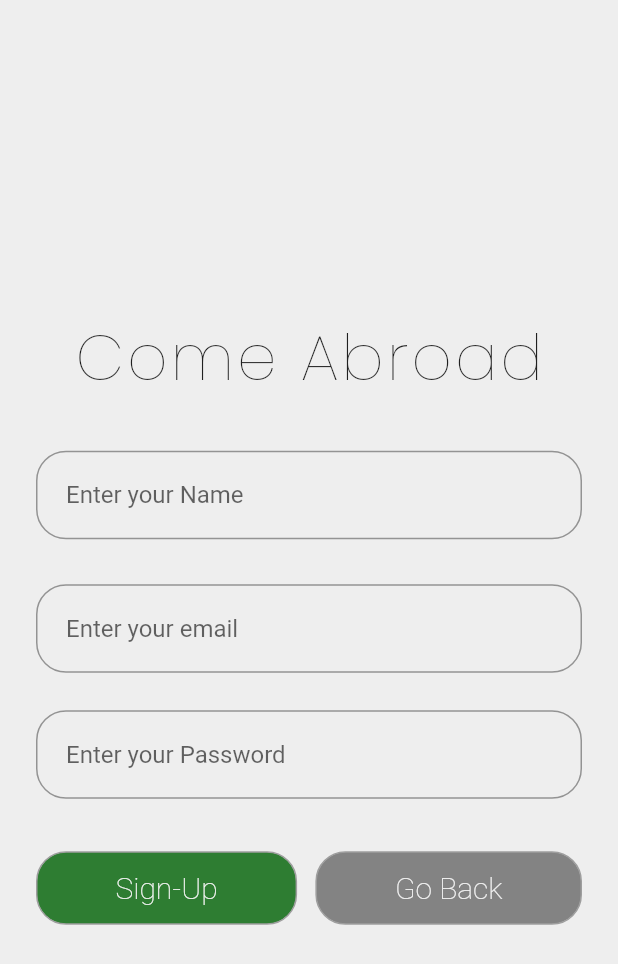
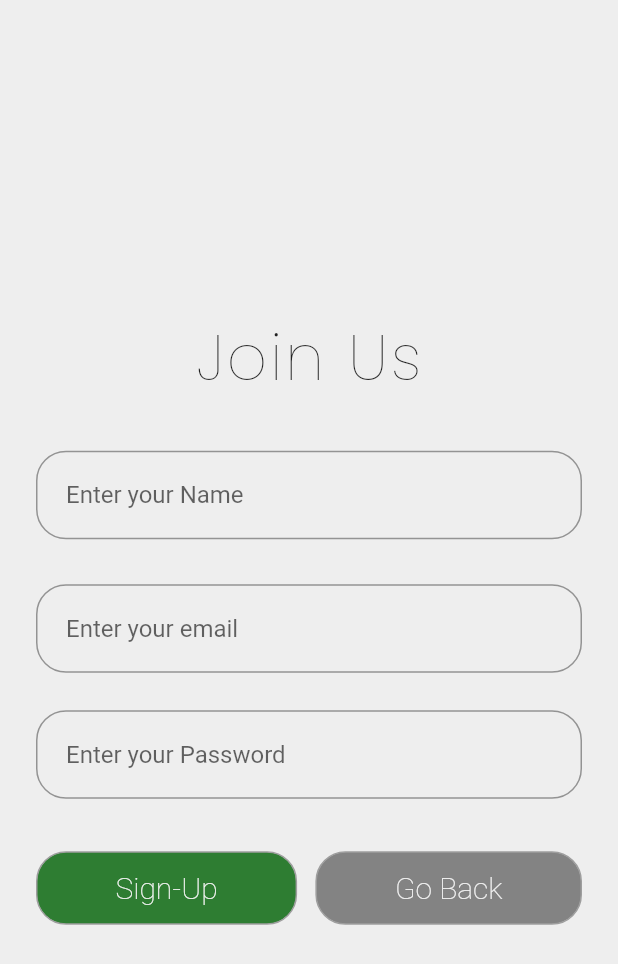
Before and after one commit to Ankan1998/AniDaMoNo, a Flutter app: the screen it shows after launch, after a tap on "Sign-in", after a tap on "Don't have Account? Signup", on a phone screen of 412 x 824 dp. Shown: the top 964 px of the screen. Run offline on Flutter 3.47's test engine with Material 2 defaults, Android fonts, the phone set to English and light mode, and no system bars; our stand-ins replace google_fonts; missing offline and left inert: avatar_view.

Commit message:
minor refactoring

```diff
--- a/anime_fe/lib/main.dart
+++ b/anime_fe/lib/main.dart
@@ -1,4 +1,4 @@
-import 'package:anime_fe/screens/splash_screen.dart';
+import 'package:anime_fe/modules/login/ui/splash_screen.dart';
 import 'package:flutter/material.dart';
 
 void main() {
--- a/anime_fe/lib/screens/HomePage.dart
+++ b/anime_fe/lib/modules/home/ui/HomePage.dart
@@ -2,7 +2,7 @@ import 'package:flutter/cupertino.dart';
 import 'package:flutter/material.dart';
 
 class HomePage extends StatefulWidget {
-  const HomePage({Key? key}) : super(key: key);
+  const HomePage({Key key}) : super(key: key);
 
   @override
   _HomePageState createState() => _HomePageState();
--- a/anime_fe/lib/screens/login_page.dart
+++ b/anime_fe/lib/modules/login/ui/login_page.dart
@@ -2,7 +2,7 @@ import 'dart:convert';
 import 'package:anime_fe/components/app_utils.dart';
 import 'package:anime_fe/custom_widget/custom_form.dart';
 import 'package:anime_fe/custom_widget/custom_text_button.dart';
-import 'package:anime_fe/screens/signup_page.dart';
+import 'package:anime_fe/modules/signup/ui/signup_page.dart';
 import 'package:anime_fe/themes/app_text_style.dart';
 import 'package:avatar_view/avatar_view.dart';
 import 'package:flutter/cupertino.dart';
@@ -113,16 +113,18 @@ class _LoginPageState extends State<LoginPage> {
                           title: "Sign-in",
                           textStyle: TextStyles.button1,
                         ),
-                        SizedBox(height: 20,),
+                        SizedBox(height: 25,),
                         GestureDetector(
                           onTap: (){
+                            // coming back to this screen focus is already taking - fixed
+                            FocusManager.instance.primaryFocus.unfocus();
                             Navigator.of(context).push(MaterialPageRoute(builder: (context) => SignupPage()));
                           },
                           child: Text(
                             "Don't have Account? Signup",
                             style: TextStyle(
                               color: Colors.blue,
-                              fontSize: 18.0,
+                              fontSize: 20.0,
                               decoration: TextDecoration.underline
                             ),
                           ),
--- a/anime_fe/lib/screens/splash_screen.dart
+++ b/anime_fe/lib/modules/login/ui/splash_screen.dart
@@ -1,4 +1,3 @@
-import 'package:anime_fe/screens/HomePage.dart';
 import 'package:avatar_view/avatar_view.dart';
 import 'package:flutter/cupertino.dart';
 import 'package:flutter/material.dart';
--- a/anime_fe/lib/screens/signup_page.dart
+++ b/anime_fe/lib/modules/signup/ui/signup_page.dart
@@ -89,7 +89,7 @@ class _SignupPageState extends State<SignupPage> {
                           children: [
                             Container(
                               child: Text(
-                                  "Come Abroad",
+                                  "Join Us",
                                   style: TextStyles.largeTitle
                               ),
                             ),
```
